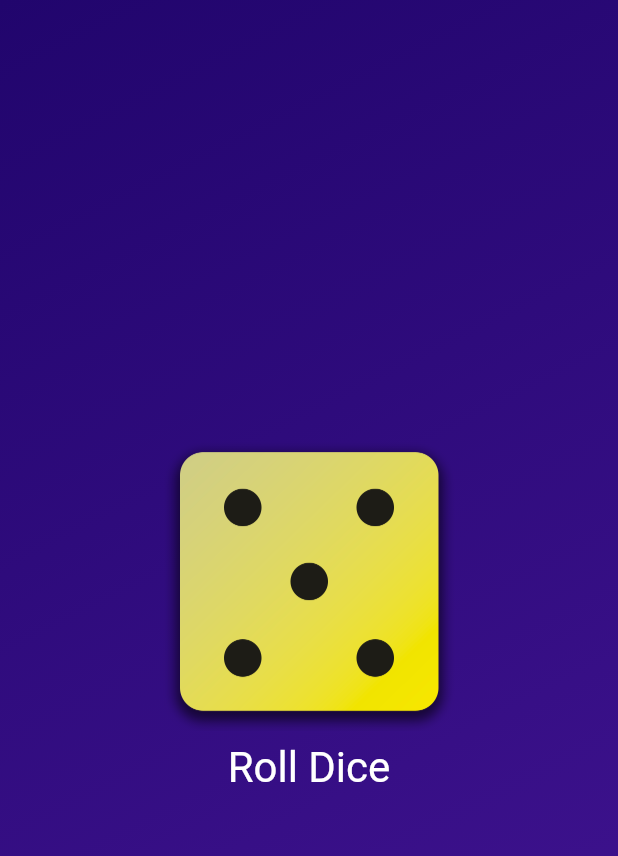
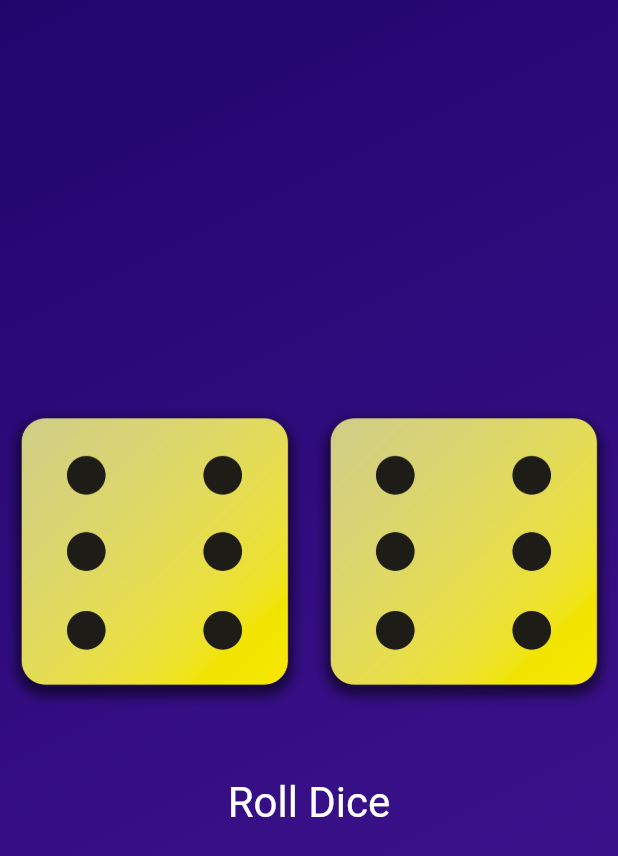
Before and after one commit to senfurkan/roll_dice_app, a Flutter app: the screen it shows after launch, after a tap on "Roll Dice", on a phone screen of 412 x 824 dp. Shown: the top 856 px of the screen. Run offline on Flutter 3.47's test engine with Material 3 defaults, Android fonts, the phone set to English and light mode, and no system bars.

Commit message:
I added another dice using the row and expanded widgets. When the application was started, the two dice were dynamically adjusted to receive random values, and two different variables were used to prevent the same values from appearing when the button was pressed.

```diff
--- a/lib/dice_roller.dart
+++ b/lib/dice_roller.dart
@@ -2,6 +2,7 @@ import 'package:flutter/material.dart';
 import 'dart:math';
 
 final randomizer = Random();
+final randomizer2 = Random();
 
 class DiceRoller extends StatefulWidget {
   const DiceRoller({super.key});
@@ -13,11 +14,13 @@ class DiceRoller extends StatefulWidget {
 }
 
 class _DiceRollerState extends State<DiceRoller> {
-  var currentDiceRoll = 2;
+  var currentDiceRoll = randomizer.nextInt(6) + 1;
+  var currentDiceRoll2 = randomizer2.nextInt(6) + 1;
 
   void rollDice() {
     setState(() {
       currentDiceRoll = randomizer.nextInt(6) + 1;
+      currentDiceRoll2 = randomizer2.nextInt(6) + 1;
     });
   }
 
@@ -26,9 +29,22 @@ class _DiceRollerState extends State<DiceRoller> {
     return Column(
       mainAxisSize: MainAxisSize.min,
       children: [
-        Image.asset(
-          'assets/images/dice-$currentDiceRoll.png',
-          width: 200,
+        Row(children: [
+          Expanded(
+            child: Image.asset(
+              'assets/images/dice-$currentDiceRoll.png',
+              width: 200,
+            ),
+          ),
+          Expanded(
+            child: Image.asset(
+              'assets/images/dice-$currentDiceRoll2.png',
+              width: 200,
+            ),
+          ),
+        ]),
+        const SizedBox(
+          height: 40,
         ),
         TextButton(
           onPressed: rollDice,
```
Also changed, not shown: 1 other file.
